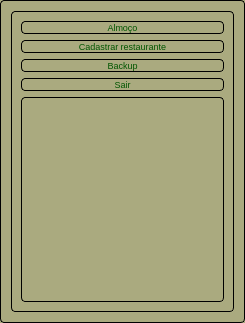
This is ui/menu.ui in tiagopascal/Almoco as Qt 5 draws it before an edit. The edited form follows.
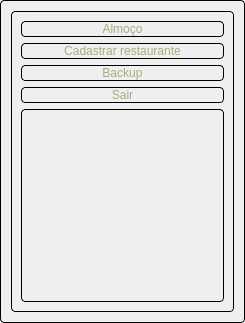
This is the edited form. Icons and pictures are not drawn.

Patch:
```diff
--- a/ui/menu.ui
+++ b/ui/menu.ui
@@ -14,12 +14,11 @@
    <string>Dialog</string>
   </property>
   <property name="styleSheet">
-   <string notr="true">background-color: rgb(170, 170, 127);
-color: rgb(0, 85, 0);
-
+   <string notr="true">background-image: url(:/imagens/imagens/madeira1.png);
+color: rgb(170, 170, 127);
 border: 1px solid black; 
 border-style: solid;
-border-radius: 4px; font-size: 7pt;</string>
+border-radius: 4px; font-size: 8pt;</string>
   </property>
   <layout class="QGridLayout" name="gridLayout_3">
    <item row="0" column="0">
@@ -35,6 +34,9 @@
        <layout class="QGridLayout" name="gridLayout">
         <item row="0" column="0">
          <widget class="QPushButton" name="pushButton_cadAlmoco">
+          <property name="styleSheet">
+           <string notr="true">font-size: 9pt;</string>
+          </property>
           <property name="text">
            <string>Almoço</string>
           </property>
@@ -42,6 +44,9 @@
         </item>
         <item row="1" column="0">
          <widget class="QPushButton" name="pushButton_cadRestaurante">
+          <property name="styleSheet">
+           <string notr="true">font-size: 9pt;</string>
+          </property>
           <property name="text">
            <string>Cadastrar restaurante</string>
           </property>
@@ -49,6 +54,9 @@
         </item>
         <item row="3" column="0">
          <widget class="QPushButton" name="pushButton_Sair">
+          <property name="styleSheet">
+           <string notr="true">font-size: 9pt;</string>
+          </property>
           <property name="text">
            <string>Sair</string>
           </property>
@@ -56,6 +64,9 @@
         </item>
         <item row="2" column="0">
          <widget class="QPushButton" name="pushButton_backup">
+          <property name="styleSheet">
+           <string notr="true">font-size: 9pt;</string>
+          </property>
           <property name="text">
            <string>Backup</string>
           </property>
```
